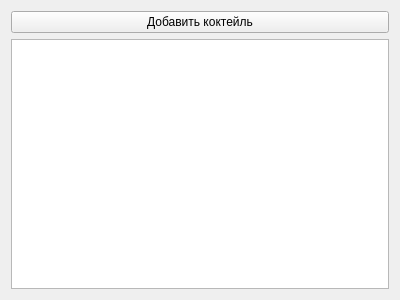
This is gui/alco_cocktail_manager.ui in timurchak/AlcoMetr as Qt 5 draws it before an edit. The edited form follows.
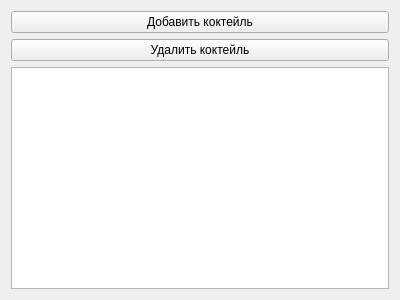
This is the edited form.

Commit message: add GUI use coctail change bugs for coctail manager and create coctail form

What changed in the file:
```diff
--- a/gui/alco_cocktail_manager.ui
+++ b/gui/alco_cocktail_manager.ui
@@ -21,6 +21,13 @@
      </property>
     </widget>
    </item>
+   <item>
+    <widget class="QPushButton" name="pushButton">
+     <property name="text">
+      <string>Удалить коктейль</string>
+     </property>
+    </widget>
+   </item>
    <item>
     <widget class="QListWidget" name="Coctail_list"/>
    </item>
```
Left out of the diff: 2 changed lines with no effect on the pictures. The commit also changes 12 other files.
